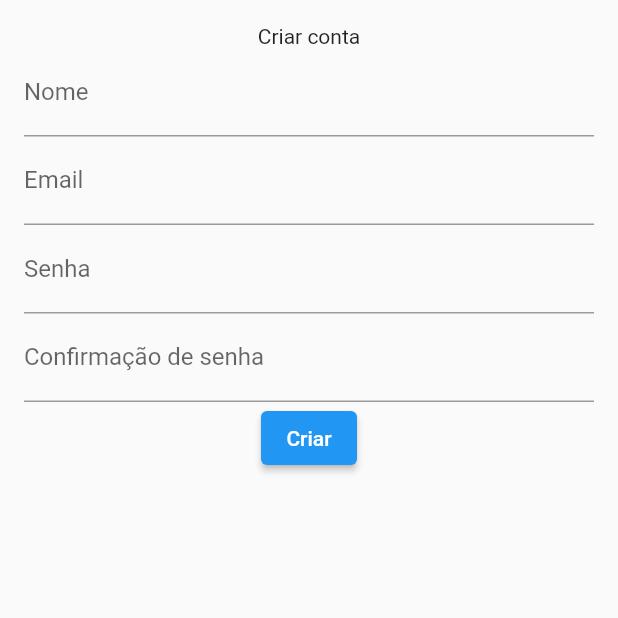
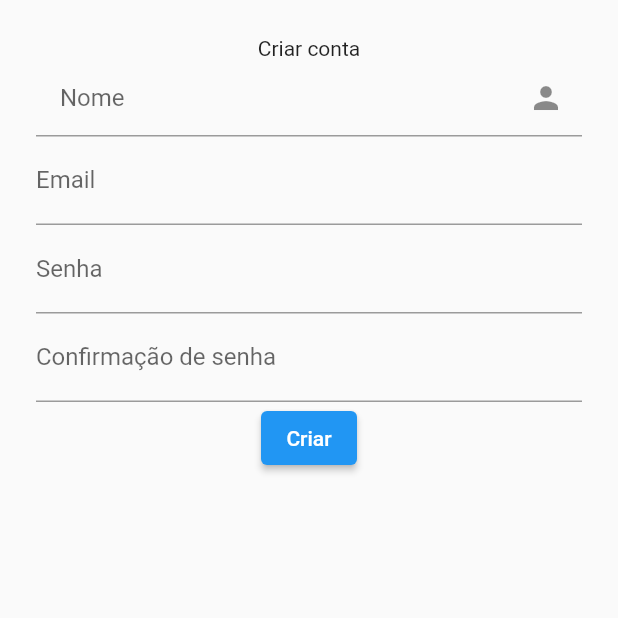
Before and after one commit to JohnAzedo/News, a Flutter app: the RegisterScreen screen opened directly, on a phone screen of 412 x 824 dp, the top half of it. Run offline on Flutter 3.47's test engine with Material 2 defaults, Android fonts, the phone set to English and light mode, and no system bars; our stand-ins replace dio.

Commit message:
[client] study: Select TextField decoration

```diff
--- a/client/lib/screens/auth/register.dart
+++ b/client/lib/screens/auth/register.dart
@@ -10,20 +10,30 @@ class _RegisterScreenState extends State<RegisterScreen> {
   Widget build(BuildContext context) {
     return Scaffold(
       body: Padding(
-        padding: const EdgeInsets.all(16.0),
+        padding: const EdgeInsets.all(24.0),
         child: Column(
           children: [
             Text('Criar conta'),
             TextField(
-              decoration: InputDecoration(labelText: 'Nome'),
+              decoration: InputDecoration(
+                suffixIcon: Icon(Icons.person),
+                focusedBorder: OutlineInputBorder(
+                    borderSide: BorderSide(color: Colors.blue),
+                    borderRadius: BorderRadius.all(Radius.circular(16.0))),
+                contentPadding:
+                    const EdgeInsets.symmetric(horizontal: 16.0, vertical: 8.0),
+                labelText: 'Nome',
+              ),
             ),
             TextField(
               decoration: InputDecoration(labelText: 'Email'),
             ),
             TextField(
+              obscureText: true,
               decoration: InputDecoration(labelText: 'Senha'),
             ),
             TextField(
+              obscureText: true,
               decoration: InputDecoration(labelText: 'Confirmação de senha'),
             ),
             ElevatedButton(
```
